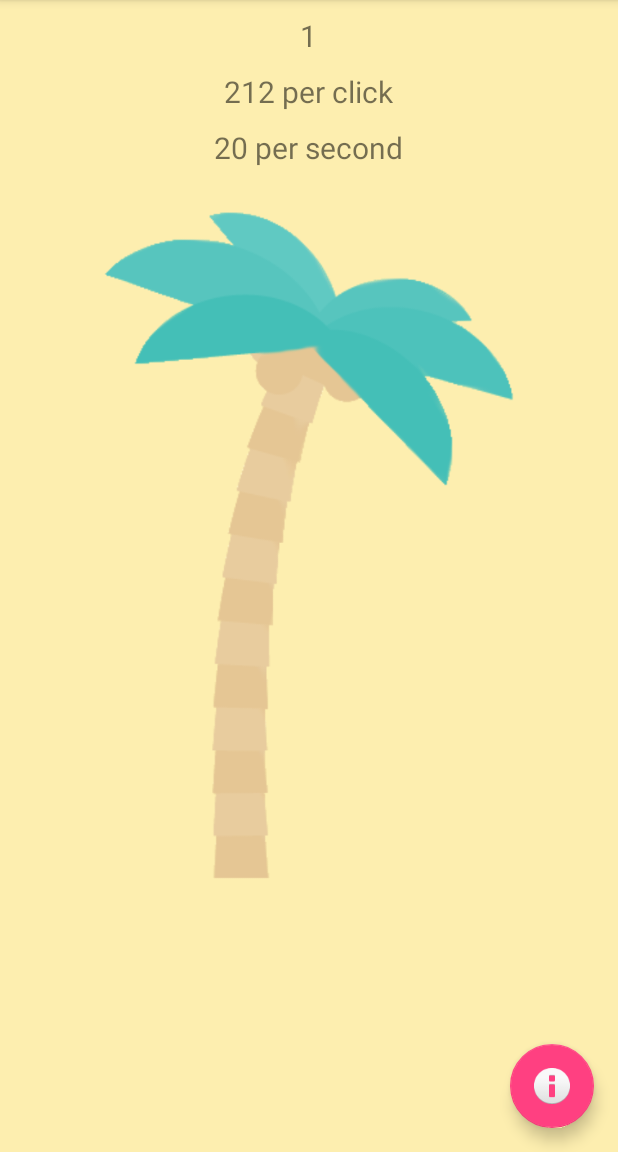
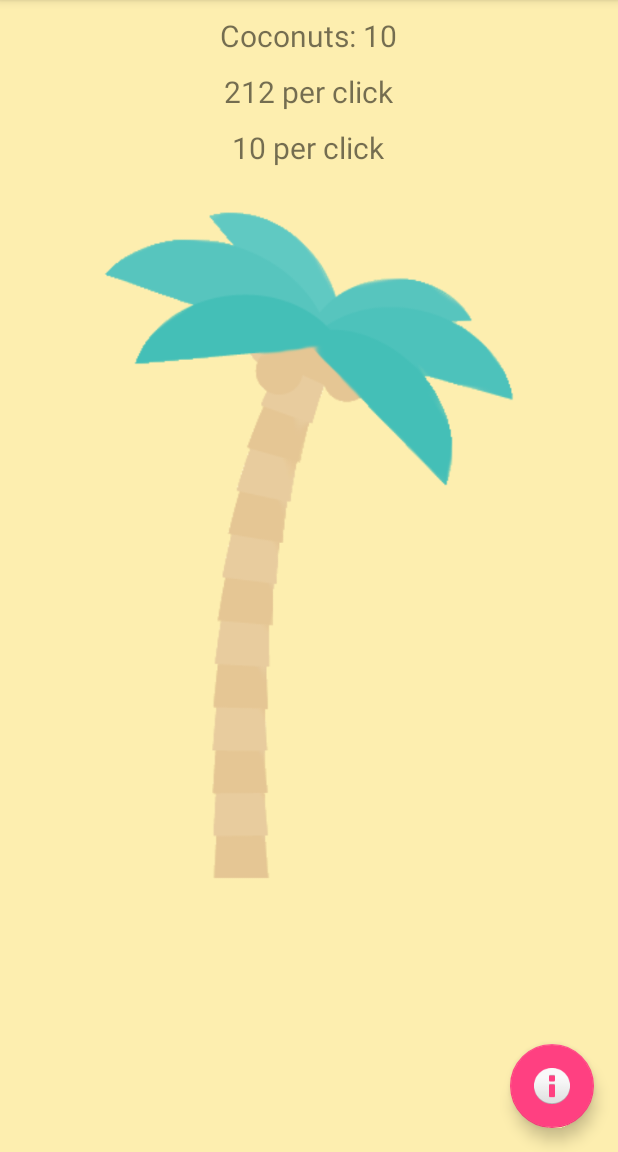
Before and after one commit to weblue/JungleClicker, an Android app: the screen it shows after launch (MainActivity), after a tap on an icon or button, on a phone screen of 412 x 824 dp, the part 84-1236 px from its top. Run offline under Robolectric (Android 15) with nearby library versions, the phone set to English and light mode, and no system bars.

Commit message:
added clicker upgrades

```diff
--- a/app/src/main/java/com/twodays/jungleclicker/MainActivity.java
+++ b/app/src/main/java/com/twodays/jungleclicker/MainActivity.java
@@ -23,7 +23,7 @@ public class MainActivity extends AppCompatActivity
 
     private Tree tree;
     private DecimalFormat formatter;
-    private TextView mTextViewCoconuts;
+    private TextView mTextViewCoconuts, mTextViewClickAmt, mTextViewGenAmt;
 
     @Override
     protected void onCreate(Bundle savedInstanceState) {
@@ -56,6 +56,8 @@ public class MainActivity extends AppCompatActivity
 
         formatter = new DecimalFormat("###,###,###,###");
         mTextViewCoconuts = (TextView) findViewById(R.id.tv_coconuts);
+        mTextViewClickAmt = (TextView) findViewById(R.id.tv_perclick);
+        mTextViewGenAmt = (TextView) findViewById(R.id.tv_persecond);
 
         mTextViewCoconuts.setText(formatter.format(tree.getCoconuts()));
 
@@ -128,6 +130,7 @@ public class MainActivity extends AppCompatActivity
 
     public void updateView() {
         //TODO update clicker total
-        mTextViewCoconuts.setText(formatter.format(tree.getCoconuts()));
+        mTextViewCoconuts.setText("Coconuts: " + formatter.format(tree.getCoconuts()));
+        mTextViewGenAmt.setText(formatter.format(tree.calcClick()) + " per click");
     }
 }
--- a/app/src/main/java/com/twodays/jungleclicker/Tree.java
+++ b/app/src/main/java/com/twodays/jungleclicker/Tree.java
@@ -7,7 +7,7 @@ package com.twodays.jungleclicker;
 public class Tree {
 
     private int coconuts;
-    int[] clickUpgrades = {0, 0, 0, 0, 0};
+    int[] clickUpgrades = {1, 0, 0, 0, 0};
     int[] genUpgrades = {0, 0, 0, 0, 0};
     private TreeListener activity;
 
@@ -28,15 +28,24 @@ public class Tree {
     }
 
     public void click() {
-
-        coconuts++;
+        coconuts += calcClick();
 
         activity.updateView();
+    }
+
+    public int calcClick() {
+        return (clickUpgrades[0] * 10) + (clickUpgrades[1] * 100) + (clickUpgrades[2] * 500)
+                + (clickUpgrades[3] * 1000) + (clickUpgrades[4] * 10000);
     }
 
     public void generate() {
 
         activity.updateView();
+    }
+
+    public int calcGen() {
+        return (genUpgrades[0] * 10) + (genUpgrades[1] * 100) + (genUpgrades[2] * 500)
+                + (genUpgrades[3] * 1000) + (genUpgrades[4] * 10000);
     }
 
 
```
